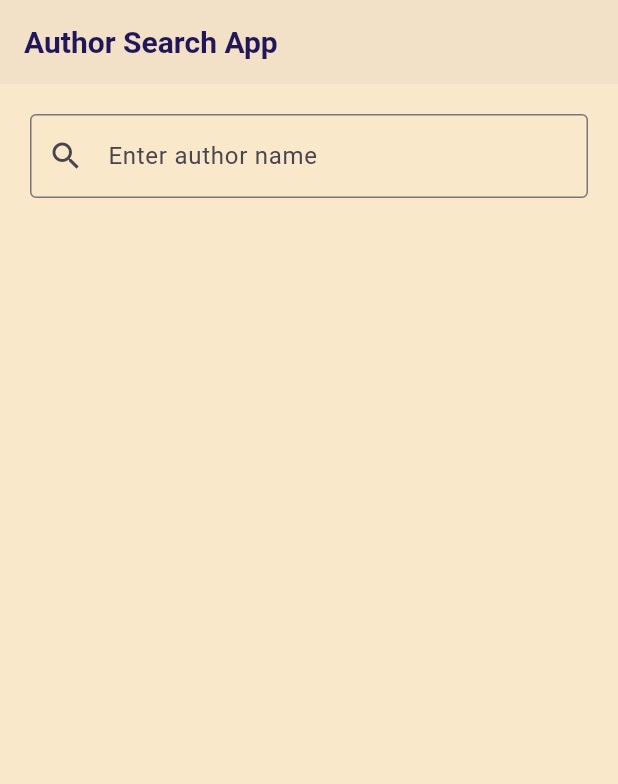
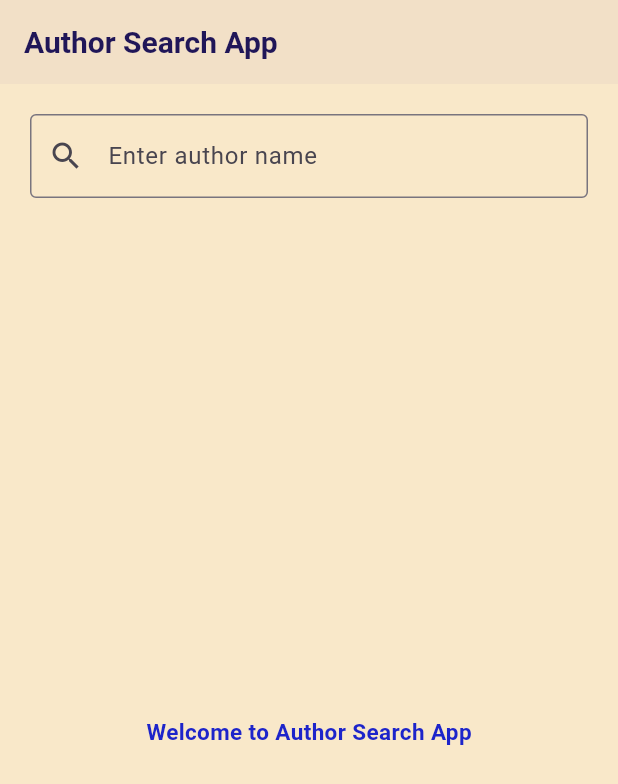
Before and after one commit to red1xe/author_simple_app, a Flutter app: the screen it shows after launch, on a phone screen of 412 x 824 dp. Shown: the top 784 px of the screen. Run offline on Flutter 3.47's test engine with Material 3 defaults, Android fonts, the light colour scheme and no system bars; our stand-ins replace bloc, dio, equatable, flutter_bloc.

Commit message:
welcoming message added

```diff
--- a/lib/views/screens/author_search.dart
+++ b/lib/views/screens/author_search.dart
@@ -59,7 +59,16 @@ class AuthorSearchForm extends StatelessWidget {
                   child: Text('Error: ${state.message}'),
                 );
               } else {
-                return Container();
+                return Center(
+                  child: Text(
+                    'Welcome to Author Search App',
+                    style: TextStyle(
+                      color: AppColors.getSecondaryColor(),
+                      fontSize: 15.0,
+                      fontWeight: FontWeight.bold,
+                    ),
+                  ),
+                );
               }
             },
           ),
```
